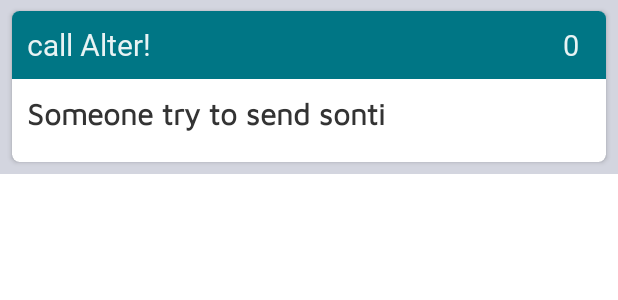
After one commit to tamimahmed501/Smart_Bhola_Admin_App, an Android app: the layout notifydata.xml on its own in the app's theme, with its tools: preview values and no code run, on a phone screen of 412 x 824 dp. The commit adds this screen. Shown: the top 300 px of the screen. Run offline under Robolectric (Android 15) with nearby library versions, the phone set to English and light mode, and no system bars; network calls fail.

Commit message:
First Admin App 2

```diff
--- /dev/null
+++ b/app/src/main/res/layout/notifydata.xml
@@ -0,0 +1,140 @@
+<?xml version="1.0" encoding="utf-8"?>
+<LinearLayout xmlns:android="http://schemas.android.com/apk/res/android"
+    android:layout_width="match_parent"
+    android:layout_height="wrap_content"
+    android:background="#D3D5DF"
+    xmlns:app="http://schemas.android.com/apk/res-auto">
+
+
+
+    <androidx.cardview.widget.CardView
+        android:layout_width="match_parent"
+        android:layout_height="wrap_content"
+        app:cardCornerRadius="5dp"
+        android:layout_marginLeft="8dp"
+        android:layout_marginTop="7dp"
+        android:layout_marginBottom="8dp"
+        android:layout_marginRight="8dp">
+
+
+
+
+
+        <LinearLayout
+            android:layout_width="match_parent"
+            android:layout_height="wrap_content"
+            android:orientation="vertical">
+
+
+            <RelativeLayout
+                android:layout_width="match_parent"
+                android:background="@color/statusbar"
+                android:layout_height="45dp">
+
+
+                <TextView
+                    android:id="@+id/title"
+                    android:layout_width="wrap_content"
+                    android:layout_height="match_parent"
+                    android:layout_alignParentLeft="true"
+                    android:layout_centerInParent="true"
+                    android:fontFamily="@font/prantobold"
+                    android:gravity="center|left"
+                    android:paddingLeft="10dp"
+                    android:text="call Alter!"
+                    android:textColor="#E8FFFFFF"
+                    android:textSize="20dp" />
+
+
+                <TextView
+                    android:id="@+id/uid"
+                    android:layout_width="wrap_content"
+                    android:layout_height="wrap_content"
+                    android:layout_alignParentRight="true"
+                    android:layout_centerInParent="true"
+                    android:fontFamily="@font/mustafakamal"
+                    android:paddingLeft="10dp"
+                    android:paddingRight="18dp"
+                    android:text="0"
+                    android:textColor="#E8FFFFFF"
+                    android:textSize="19dp" />
+
+
+
+            </RelativeLayout>
+
+
+
+            <RelativeLayout
+                android:layout_width="match_parent"
+                android:layout_height="wrap_content">
+
+
+
+
+
+                <LinearLayout
+                    android:layout_width="match_parent"
+                    android:layout_height="wrap_content"
+                    android:orientation="horizontal">
+
+
+
+                    <LinearLayout
+                        android:layout_width="match_parent"
+                        android:layout_height="wrap_content"
+                        android:paddingLeft="10dp"
+                        android:orientation="vertical">
+
+
+                        <TextView
+                            android:id="@+id/body"
+                            android:layout_width="match_parent"
+                            android:layout_height="wrap_content"
+                            android:text="Someone try to send sonti"
+                            android:fontFamily="@font/mavenpro"
+                            android:textSize="20dp"
+                            android:textStyle="bold"
+                            android:paddingTop="10dp"
+                            android:paddingBottom="20dp"
+                            android:textColor="#333333"/>
+
+
+
+
+                    </LinearLayout>
+
+
+                </LinearLayout>
+
+
+
+
+
+
+
+            </RelativeLayout>
+
+
+
+
+
+
+
+
+        </LinearLayout>
+
+
+
+    </androidx.cardview.widget.CardView>
+
+
+
+
+
+
+
+
+
+
+</LinearLayout>
```
Also changed, not shown: app/src/main/AndroidManifest.xml (+7 -4 lines), app/src/main/java/com/tamim/smartbholaadmin/home.java (+11 -2 lines), app/src/main/java/com/tamim/smartbholaadmin/notifyadmin.java (added, +187 -0 lines), app/src/main/res/layout/activity_notifyadmin.xml (added, +104 -0 lines), app/src/main/res/layout/fragment_home.xml (+37 -35 lines).
